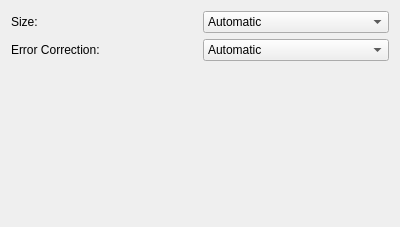
First picture: the form in frontend_qt/grpMQR.ui, repository zint/zint, before the edit.
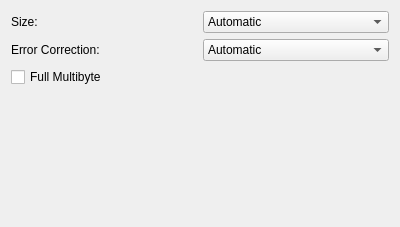
Second picture: the form after the edit.

Patch:
```diff
--- a/frontend_qt/grpMQR.ui
+++ b/frontend_qt/grpMQR.ui
@@ -96,6 +96,19 @@
      </item>
     </layout>
    </item>
+   <item>
+    <widget class="QCheckBox" name="chkMQRFullMultibyte">
+     <property name="text">
+      <string>Full Multibyte</string>
+     </property>
+     <property name="checked">
+      <bool>false</bool>
+     </property>
+     <property name="toolTip">
+      <string>Use Kanji multibyte encoding for binary and Latin data</string>
+     </property>
+    </widget>
+   </item>
    <item>
     <spacer name="verticalSpacer" >
      <property name="orientation" >
```
